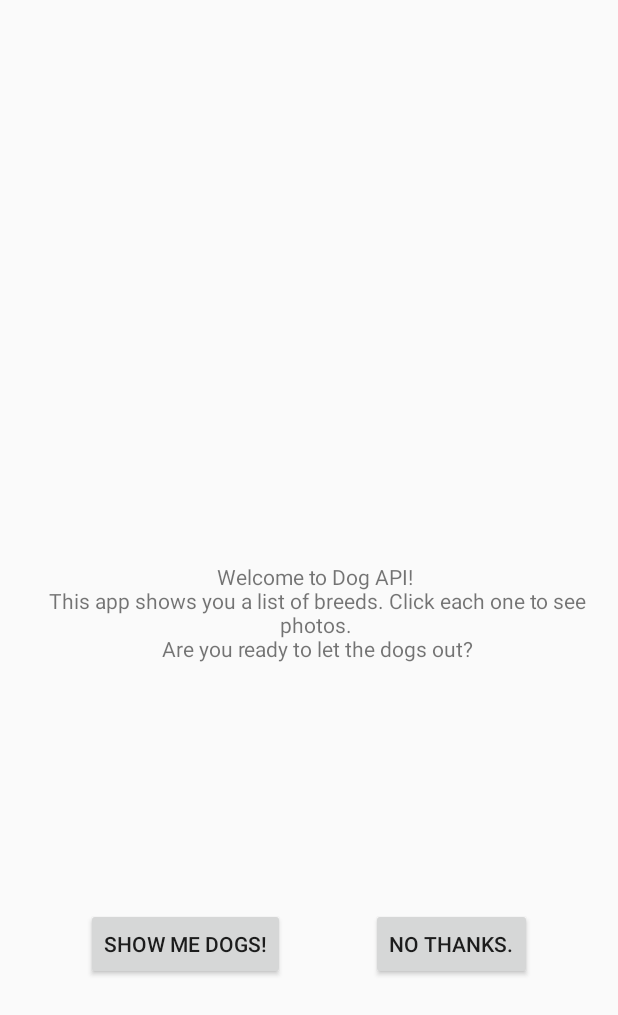
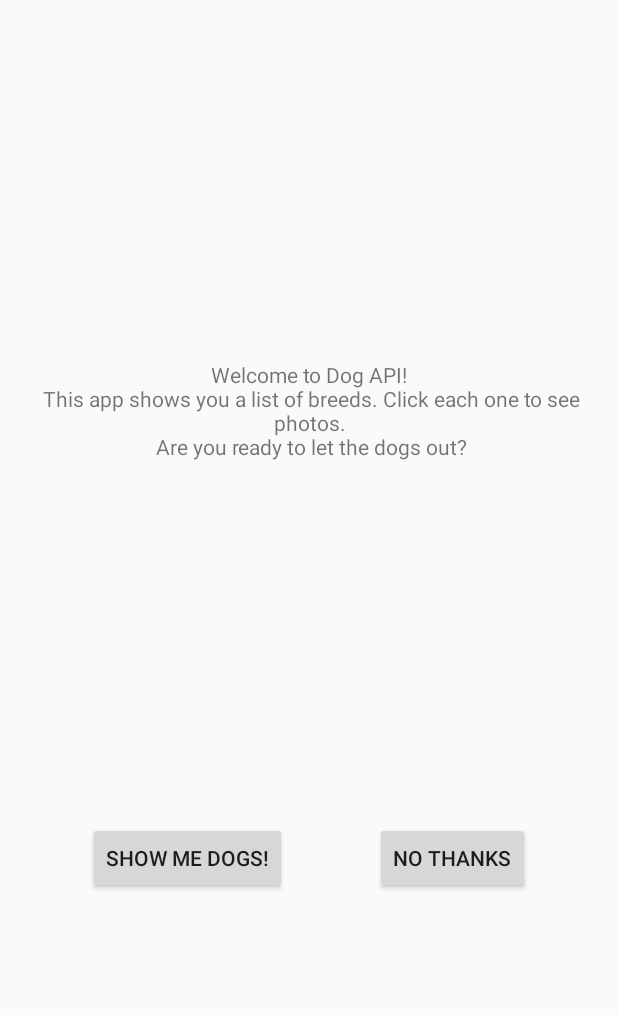
Before and after one commit to TonyKazanjian/Dog-Fetcher, an Android app: the layout dialog_fragment_welcome.xml on its own in the app's theme, with its tools: preview values and no code run, on a phone screen of 412 x 824 dp. Shown: the top 1015 px of the screen. Run offline under Robolectric (Android 15) with nearby library versions, the phone set to English and light mode, and no system bars.

Commit message:
showing welcome dialog

```diff
--- a/app/src/main/res/layout/dialog_fragment_welcome.xml
+++ b/app/src/main/res/layout/dialog_fragment_welcome.xml
@@ -1,6 +1,15 @@
 <?xml version="1.0" encoding="utf-8"?>
-<androidx.constraintlayout.widget.ConstraintLayout xmlns:android="http://schemas.android.com/apk/res/android"
-                                                   xmlns:app="http://schemas.android.com/apk/res-auto" xmlns:tools="http://schemas.android.com/tools" android:layout_width="match_parent"
+
+<layout xmlns:android="http://schemas.android.com/apk/res/android"
+        xmlns:app="http://schemas.android.com/apk/res-auto">
+    <data>
+        <variable
+                name="viewModel"
+                type="com.tonykazanjian.dogapi.viewModels.WelcomeViewModel" />
+    </data>
+
+    <androidx.constraintlayout.widget.ConstraintLayout
+            android:layout_width="match_parent"
             android:layout_height="match_parent">
 
         <TextView
@@ -8,12 +17,12 @@
                 android:layout_width="wrap_content"
                 android:layout_height="wrap_content"
                 android:id="@+id/textView"
-            android:layout_marginBottom="8dp"
                 app:layout_constraintTop_toTopOf="parent"
-            app:layout_constraintBottom_toBottomOf="parent"
+                app:layout_constraintBottom_toTopOf="@id/confirm"
                 app:layout_constraintEnd_toEndOf="parent"
                 app:layout_constraintStart_toStartOf="parent"
-            android:layout_marginStart="8dp" android:gravity="center"/>
+                android:gravity="center_horizontal"
+                android:padding="20dp"/>
         <Button
                 android:text="@string/dialog_confirm"
                 android:layout_width="wrap_content"
@@ -33,4 +42,7 @@
                 app:layout_constraintStart_toEndOf="@+id/confirm"
                 app:layout_constraintBottom_toBottomOf="parent" app:layout_constraintEnd_toEndOf="parent"
                 android:layout_marginEnd="8dp"/>
+
     </androidx.constraintlayout.widget.ConstraintLayout>
+
+</layout>
--- a/app/src/main/res/values/strings.xml
+++ b/app/src/main/res/values/strings.xml
@@ -2,5 +2,5 @@
     <string name="app_name">DogAPI</string>
     <string name="welcome_dialog_text">Welcome to Dog API!\n This app shows you a list of breeds. Click each one to see photos.\n Are you ready to let the dogs out?</string>
     <string name="dialog_confirm">Show me dogs!</string>
-    <string name="dialog_cancel">No thanks.</string>
+    <string name="dialog_cancel">No thanks</string>
 </resources>
```
Also changed, not shown: app/src/main/java/com/tonykazanjian/dogapi/MainActivity.kt (+9 -0 lines), app/src/main/java/com/tonykazanjian/dogapi/WelcomeDialog.kt (added, +28 -0 lines), app/src/main/java/com/tonykazanjian/dogapi/viewModels/WelcomeViewModel.kt (added, +9 -0 lines). Lines whose indentation alone changed are shown as unchanged.
